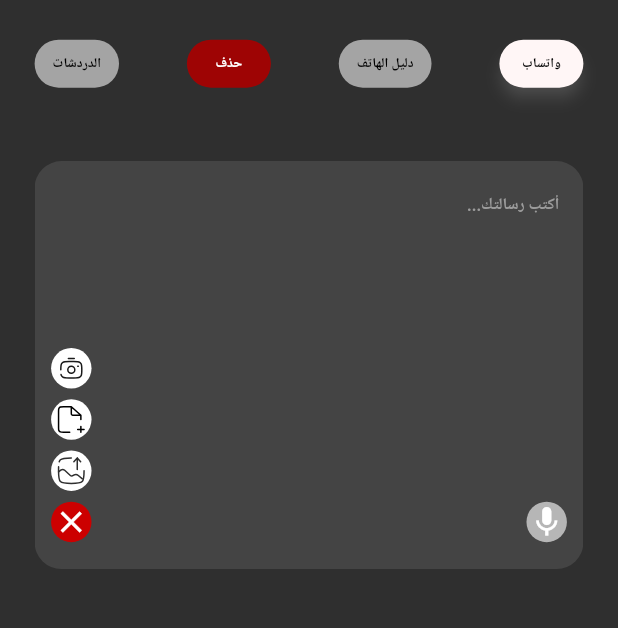
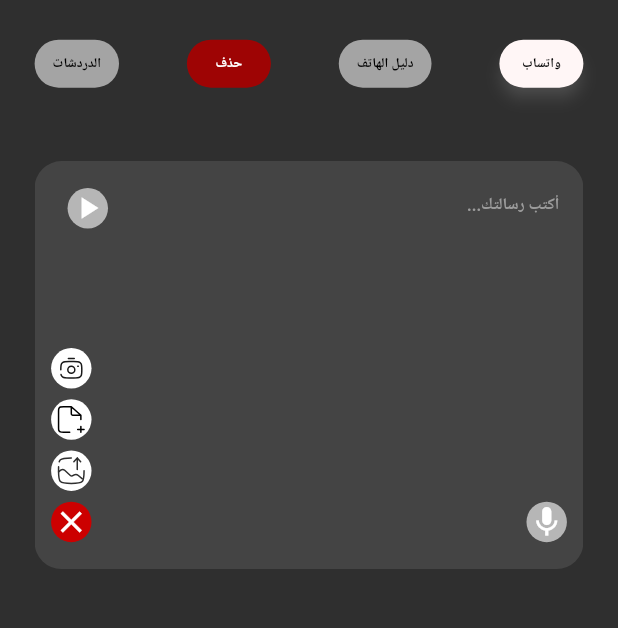
Before and after one commit to mohammedhedaya/-Sar-aat-Al-Tasweeq, a Flutter app: the screen it shows after launch, after a tap on the "add" icon, on a phone screen of 412 x 824 dp, the part 84-712 px from its top. Run offline on Flutter 3.47's test engine with Material 3 defaults, Android fonts, the phone set to English and light mode, and no system bars; our stand-ins replace carousel_slider, chat_bubbles, device_preview, flutter_bloc, flutter_screenutil, flutter_svg and 6 more; missing offline and left inert: audio_waveforms, flutter_sound, qr_code_scanner.

Commit message:
Finish Recording Feature

```diff
--- a/lib/features/whatsapp/presentation/views/launch_pages_view/whatsapp_page_view.dart
+++ b/lib/features/whatsapp/presentation/views/launch_pages_view/whatsapp_page_view.dart
@@ -5,7 +5,7 @@ import 'package:shopping_chart/core/utils/app_colors.dart';
 import 'package:shopping_chart/core/utils/app_text_style.dart';
 import 'package:shopping_chart/core/utils/assets.dart';
 import 'package:shopping_chart/features/auth/presentation/widgets/auth_text_field.dart';
-import 'package:shopping_chart/features/whatsapp/presentation/widgets/custom_launch_menu_brn.dart';
+import 'package:shopping_chart/features/whatsapp/presentation/widgets/launch_text_field.dart';
 
 class WhatsappPageView extends StatelessWidget {
   const WhatsappPageView({super.key});
@@ -67,7 +67,6 @@ class WhatsappPageView extends StatelessWidget {
                 padding: EdgeInsets.symmetric(horizontal: 22.w, vertical: 4.h),
                 decoration: BoxDecoration(
                   borderRadius: BorderRadius.circular(5.r),
-                  // color: Colors.teal,
                   gradient: const LinearGradient(
                     colors: [
                       Color(0xff00C0CC),
@@ -92,110 +91,3 @@ class WhatsappPageView extends StatelessWidget {
     );
   }
 }
-
-class LaunchAdTextField extends StatefulWidget {
-  final String hintText;
-  final VoidCallback onSuffixIconTap;
-
-  const LaunchAdTextField({
-    super.key,
-    required this.hintText,
-    required this.onSuffixIconTap,
-  });
-
-  @override
-  State<LaunchAdTextField> createState() => _LaunchAdTextFieldState();
-}
-
-class _LaunchAdTextFieldState extends State<LaunchAdTextField> {
-  bool _isExpanded = false;
-
-  void _toggleExpand() {
-    setState(() {
-      _isExpanded = !_isExpanded;
-    });
-  }
-
-  @override
-  Widget build(BuildContext context) {
-    return Stack(
-      children: [
-        TextField(
-          cursorColor: Colors.teal,
-          maxLines: 10,
-          decoration: InputDecoration(
-            hintText: widget.hintText,
-            hintStyle: AppStyles.style12W700.copyWith(
-              color: const Color(0xff9C9C9C),
-            ),
-            filled: true,
-            fillColor: Colors.white.withOpacity(0.10),
-            enabledBorder: OutlineInputBorder(
-              borderSide: BorderSide.none,
-              borderRadius: BorderRadius.circular(20.r),
-            ),
-            focusedBorder: OutlineInputBorder(
-              borderSide: BorderSide.none,
-              borderRadius: BorderRadius.circular(20.r),
-            ),
-          ),
-          style: const TextStyle(color: Colors.white),
-        ),
-        Positioned(
-          bottom: 20.h,
-          left: 10.w,
-          child: Column(
-            mainAxisAlignment: MainAxisAlignment.end,
-            children: [
-              if (_isExpanded) ...[
-                CustomLaunchMenuBtn(
-                  onTap: () {},
-                  icon: Assets.imagesMenuCamera,
-                ),
-                SizedBox(height: 8.h),
-                CustomLaunchMenuBtn(
-                  onTap: () {},
-                  icon: Assets.imagesMenuFile,
-                ),
-                SizedBox(height: 8.h),
-                CustomLaunchMenuBtn(
-                  onTap: () {},
-                  icon: Assets.imagesMenuImage,
-                ),
-                SizedBox(height: 8.h),
-              ],
-              GestureDetector(
-                onTap: _toggleExpand,
-                child: CircleAvatar(
-                  radius: 15.r,
-                  backgroundColor:
-                      _isExpanded ? const Color(0xffCC0000) : Colors.teal,
-                  child: Icon(
-                    _isExpanded ? Icons.close : Icons.add,
-                    color: Colors.white,
-                  ),
-                ),
-              ),
-            ],
-          ),
-        ),
-        if (_isExpanded)
-          Positioned(
-            bottom: 20.h,
-            right: 10.w,
-            child: GestureDetector(
-              onTap: () {},
-              child: CircleAvatar(
-                radius: 15.r,
-                backgroundColor: const Color(0xffB6B6B6),
-                child: const Icon(
-                  Icons.mic,
-                  color: Colors.white,
-                ),
-              ),
-            ),
-          ),
-      ],
-    );
-  }
-}
--- /dev/null
+++ b/lib/features/whatsapp/presentation/widgets/launch_text_field.dart
@@ -0,0 +1,244 @@
+import 'package:audio_waveforms/audio_waveforms.dart';
+import 'package:flutter/material.dart';
+import 'package:flutter_screenutil/flutter_screenutil.dart';
+import 'package:flutter_sound/flutter_sound.dart';
+import 'package:path_provider/path_provider.dart';
+import 'package:shopping_chart/core/utils/app_text_style.dart';
+import 'package:shopping_chart/core/utils/assets.dart';
+import 'package:shopping_chart/features/whatsapp/presentation/widgets/custom_launch_menu_brn.dart';
+
+class LaunchAdTextField extends StatefulWidget {
+  final String hintText;
+  final VoidCallback onSuffixIconTap;
+
+  const LaunchAdTextField({
+    super.key,
+    required this.hintText,
+    required this.onSuffixIconTap,
+  });
+
+  @override
+  State<LaunchAdTextField> createState() => _LaunchAdTextFieldState();
+}
+
+class _LaunchAdTextFieldState extends State<LaunchAdTextField> {
+  bool _isExpanded = false;
+  bool _isRecording = false;
+  bool _isPlaying = false;
+  String? _filePath;
+  FlutterSoundRecorder _recorder = FlutterSoundRecorder();
+  FlutterSoundPlayer _player = FlutterSoundPlayer();
+  final RecorderController _recorderController = RecorderController();
+
+  @override
+  void initState() {
+    super.initState();
+    _initRecorder();
+    _initPlayer();
+  }
+
+  Future<void> _initRecorder() async {
+    _recorder = FlutterSoundRecorder();
+    _filePath = '${(await getTemporaryDirectory()).path}/temp_audio.aac';
+  }
+
+  Future<void> _initPlayer() async {
+    _player = FlutterSoundPlayer();
+    await _player.openPlayer();
+  }
+
+  Future<void> _startRecording() async {
+    await _recorderController.checkPermission();
+    await _recorder.openRecorder();
+    await _recorder.startRecorder(
+      toFile: _filePath,
+      codec: Codec.aacADTS,
+      sampleRate: 16000,
+    );
+    _recorderController.record();
+    setState(() {
+      _isRecording = true;
+      _isPlaying = false;
+    });
+  }
+
+  Future<void> _stopRecording() async {
+    await _recorder.stopRecorder();
+    _recorderController.stop();
+    setState(() {
+      _isRecording = false;
+      // Prepare for playback
+      _isPlaying = false;
+    });
+  }
+
+  Future<void> _playRecording() async {
+    if (_filePath != null) {
+      await _player.startPlayer(
+        fromURI: _filePath,
+        codec: Codec.aacADTS,
+        whenFinished: () {
+          setState(() {
+            _isPlaying = false;
+          });
+        },
+      );
+      setState(() {
+        _isPlaying = true;
+      });
+    }
+  }
+
+  Future<void> _stopPlayback() async {
+    await _player.stopPlayer();
+    setState(() {
+      _isPlaying = false;
+    });
+  }
+
+  @override
+  void dispose() {
+    _recorder.closeRecorder();
+    _player.closePlayer();
+    _recorderController.dispose();
+    super.dispose();
+  }
+
+  void _toggleExpand() {
+    setState(() {
+      _isExpanded = !_isExpanded;
+    });
+  }
+
+  @override
+  Widget build(BuildContext context) {
+    return Stack(
+      children: [
+        TextField(
+          cursorColor: Colors.teal,
+          maxLines: 10,
+          decoration: InputDecoration(
+            hintText: widget.hintText,
+            hintStyle: AppStyles.style12W700.copyWith(
+              color: const Color(0xff9C9C9C),
+            ),
+            filled: true,
+            fillColor: Colors.white.withOpacity(0.10),
+            enabledBorder: OutlineInputBorder(
+              borderSide: BorderSide.none,
+              borderRadius: BorderRadius.circular(20.r),
+            ),
+            focusedBorder: OutlineInputBorder(
+              borderSide: BorderSide.none,
+              borderRadius: BorderRadius.circular(20.r),
+            ),
+          ),
+          style: const TextStyle(color: Colors.white),
+        ),
+        Positioned(
+          bottom: 20.h,
+          left: 10.w,
+          child: Column(
+            mainAxisAlignment: MainAxisAlignment.end,
+            children: [
+              if (_isExpanded) ...[
+                CustomLaunchMenuBtn(
+                  onTap: () {},
+                  icon: Assets.imagesMenuCamera,
+                ),
+                SizedBox(height: 8.h),
+                CustomLaunchMenuBtn(
+                  onTap: () {},
+                  icon: Assets.imagesMenuFile,
+                ),
+                SizedBox(height: 8.h),
+                CustomLaunchMenuBtn(
+                  onTap: () {},
+                  icon: Assets.imagesMenuImage,
+                ),
+                SizedBox(height: 8.h),
+              ],
+              GestureDetector(
+                onTap: _toggleExpand,
+                child: CircleAvatar(
+                  radius: 15.r,
+                  backgroundColor:
+                      _isExpanded ? const Color(0xffCC0000) : Colors.teal,
+                  child: Icon(
+                    _isExpanded ? Icons.close : Icons.add,
+                    color: Colors.white,
+                  ),
+                ),
+              ),
+            ],
+          ),
+        ),
+        if (_isExpanded)
+          Positioned(
+            bottom: 20.h,
+            right: 10.w,
+            child: GestureDetector(
+              onTap: () async {
+                if (_isRecording) {
+                  await _stopRecording();
+                } else {
+                  await _startRecording();
+                }
+              },
+              child: CircleAvatar(
+                radius: 15.r,
+                backgroundColor:
+                    _isRecording ? Colors.red : const Color(0xffB6B6B6),
+                child: Icon(
+                  _isRecording ? Icons.mic : Icons.mic,
+                  color: Colors.white,
+                ),
+              ),
+            ),
+          ),
+        if (_isRecording)
+          Positioned(
+            bottom: 20.h,
+            right: 50.w,
+            left: 80.w,
+            child: AudioWaveforms(
+              enableGesture: true,
+              size: Size(45.w, 27.h),
+              padding: EdgeInsets.all(5.r),
+              recorderController: _recorderController,
+              decoration: BoxDecoration(
+                color: const Color(0xffD9D9D9),
+                borderRadius: BorderRadius.circular(50.r),
+              ),
+              waveStyle: const WaveStyle(
+                middleLineThickness: 0.0,
+                waveThickness: 5.0,
+              ),
+            ),
+          ),
+        if (_filePath != null && !_isRecording)
+          Positioned(
+            top: 20.h,
+            left: 20.w,
+            child: GestureDetector(
+              onTap: () {
+                if (_isPlaying) {
+                  _stopPlayback();
+                } else {
+                  _playRecording();
+                }
+              },
+              child: CircleAvatar(
+                radius: 15.r,
+                backgroundColor: const Color(0xffB6B6B6),
+                child: Icon(
+                  _isPlaying ? Icons.pause : Icons.play_arrow,
+                  color: Colors.white,
+                ),
+              ),
+            ),
+          ),
+      ],
+    );
+  }
+}
```
